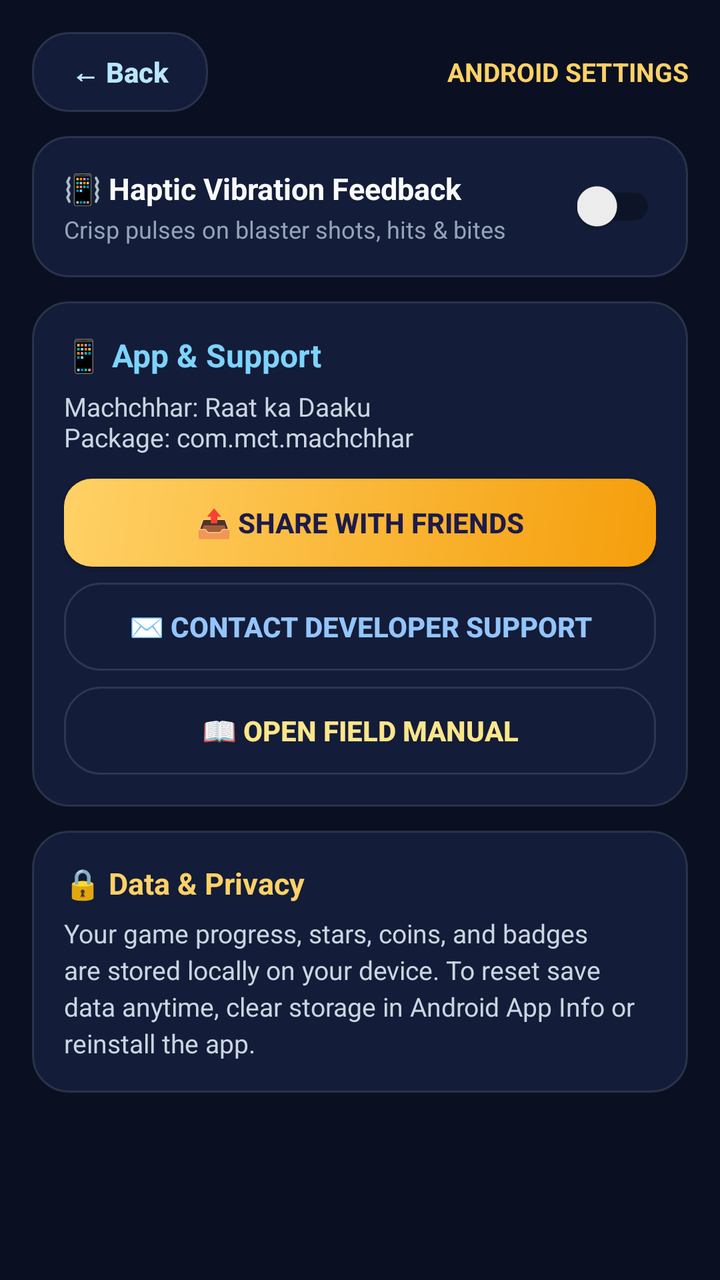
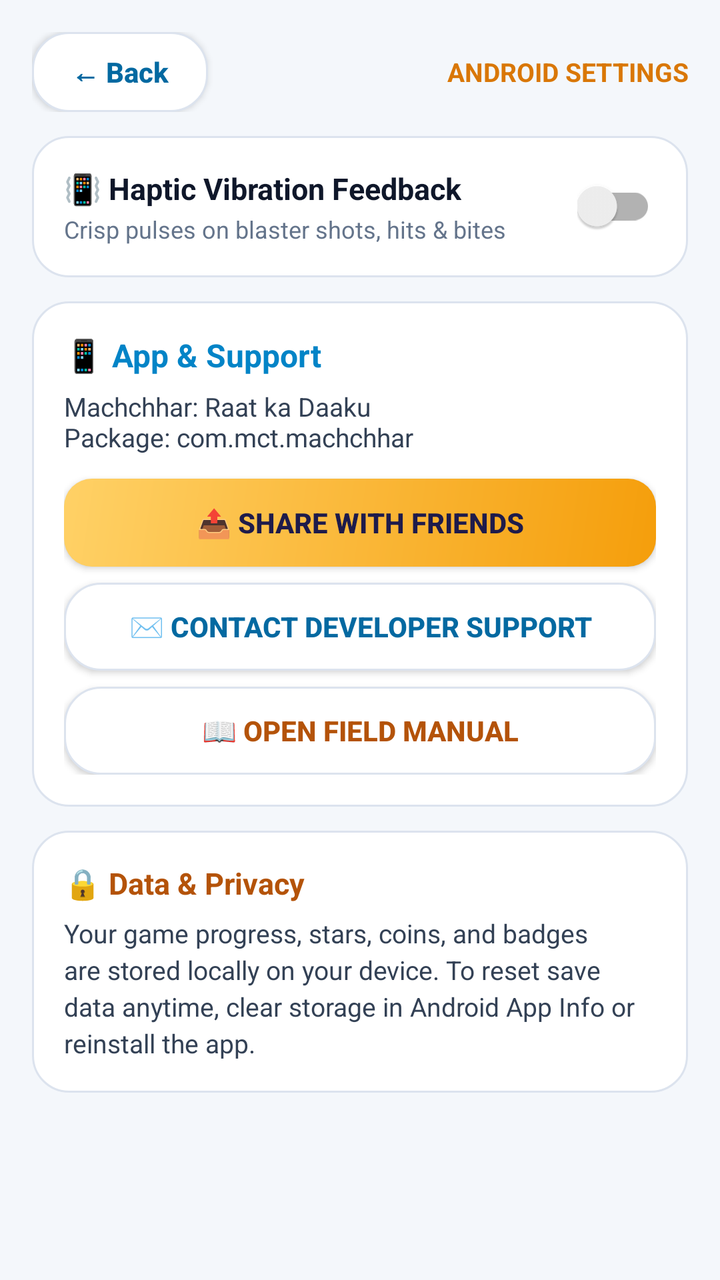

An Android layout rendered at two revisions. The XML below is the earlier revision; the diff shows what the commit changed to produce the second picture.
<!-- AndroidManifest.xml: activity theme AppTheme.NoActionBar -->
<!-- res/layout/activity_native_settings.xml -->
<?xml version="1.0" encoding="utf-8"?>
<LinearLayout xmlns:android="http://schemas.android.com/apk/res/android"
    android:layout_width="match_parent"
    android:layout_height="match_parent"
    android:background="#0A1022"
    android:fitsSystemWindows="true"
    android:orientation="vertical"
    android:padding="16dp">

    <LinearLayout
        android:layout_width="match_parent"
        android:layout_height="wrap_content"
        android:gravity="center_vertical"
        android:orientation="horizontal"
        android:paddingBottom="12dp">

        <Button
            android:id="@+id/btnBackSettings"
            android:layout_width="wrap_content"
            android:layout_height="40dp"
            android:background="@drawable/bg_night_card"
            android:paddingHorizontal="14dp"
            android:text="← Back"
            android:textAllCaps="false"
            android:textColor="#BAE6FD"
            android:textStyle="bold" />

        <TextView
            android:layout_width="0dp"
            android:layout_height="wrap_content"
            android:layout_weight="1"
            android:gravity="end"
            android:text="ANDROID SETTINGS"
            android:textColor="#FFD166"
            android:textSize="13sp"
            android:textStyle="bold" />
    </LinearLayout>

    <ScrollView
        android:layout_width="match_parent"
        android:layout_height="0dp"
        android:layout_weight="1"
        android:scrollbars="none">

        <LinearLayout
            android:layout_width="match_parent"
            android:layout_height="wrap_content"
            android:orientation="vertical">

            <LinearLayout
                android:layout_width="match_parent"
                android:layout_height="wrap_content"
                android:layout_marginBottom="12dp"
                android:background="@drawable/bg_night_card"
                android:gravity="center_vertical"
                android:orientation="horizontal"
                android:padding="16dp">

                <LinearLayout
                    android:layout_width="0dp"
                    android:layout_height="wrap_content"
                    android:layout_weight="1"
                    android:orientation="vertical">

                    <TextView
                        android:layout_width="wrap_content"
                        android:layout_height="wrap_content"
                        android:text="📳 Haptic Vibration Feedback"
                        android:textColor="#F8FAFC"
                        android:textSize="15sp"
                        android:textStyle="bold" />

                    <TextView
                        android:layout_width="wrap_content"
                        android:layout_height="wrap_content"
                        android:layout_marginTop="2dp"
                        android:text="Crisp pulses on blaster shots, hits &amp; bites"
                        android:textColor="#94A3B8"
                        android:textSize="12sp" />
                </LinearLayout>

                <androidx.appcompat.widget.SwitchCompat
                    android:id="@+id/switchHaptics"
                    android:layout_width="wrap_content"
                    android:layout_height="wrap_content" />
            </LinearLayout>

            <LinearLayout
                android:layout_width="match_parent"
                android:layout_height="wrap_content"
                android:layout_marginBottom="12dp"
                android:background="@drawable/bg_night_card"
                android:orientation="vertical"
                android:padding="16dp">

                <TextView
                    android:layout_width="wrap_content"
                    android:layout_height="wrap_content"
                    android:text="📱 App &amp; Support"
                    android:textColor="#7DD3FC"
                    android:textSize="16sp"
                    android:textStyle="bold" />

                <TextView
                    android:id="@+id/tvAppMeta"
                    android:layout_width="match_parent"
                    android:layout_height="wrap_content"
                    android:layout_marginTop="6dp"
                    android:text="Machchhar: Raat ka Daaku\nPackage: com.mct.machchhar"
                    android:textColor="#CBD5E1"
                    android:textSize="13sp" />

                <Button
                    android:id="@+id/btnShareApp"
                    android:layout_width="match_parent"
                    android:layout_height="44dp"
                    android:layout_marginTop="12dp"
                    android:background="@drawable/bg_gold_button"
                    android:text="📤 SHARE WITH FRIENDS"
                    android:textColor="#1E1B4B"
                    android:textStyle="bold" />

                <Button
                    android:id="@+id/btnEmailSupport"
                    android:layout_width="match_parent"
                    android:layout_height="44dp"
                    android:layout_marginTop="8dp"
                    android:background="@drawable/bg_night_card"
                    android:text="✉️ CONTACT DEVELOPER SUPPORT"
                    android:textColor="#93C5FD"
                    android:textStyle="bold" />

                <Button
                    android:id="@+id/btnOpenGuideFromSettings"
                    android:layout_width="match_parent"
                    android:layout_height="44dp"
                    android:layout_marginTop="8dp"
                    android:background="@drawable/bg_night_card"
                    android:text="📖 OPEN FIELD MANUAL"
                    android:textColor="#FDE68A"
                    android:textStyle="bold" />
            </LinearLayout>

            <LinearLayout
                android:layout_width="match_parent"
                android:layout_height="wrap_content"
                android:background="@drawable/bg_night_card"
                android:orientation="vertical"
                android:padding="16dp">

                <TextView
                    android:layout_width="wrap_content"
                    android:layout_height="wrap_content"
                    android:text="🔒 Data &amp; Privacy"
                    android:textColor="#FFD166"
                    android:textSize="15sp"
                    android:textStyle="bold" />

                <TextView
                    android:layout_width="match_parent"
                    android:layout_height="wrap_content"
                    android:layout_marginTop="6dp"
                    android:lineSpacingExtra="3dp"
                    android:text="Your game progress, stars, coins, and badges are stored locally on your device. To reset save data anytime, clear storage in Android App Info or reinstall the app."
                    android:textColor="#CBD5E1"
                    android:textSize="13sp" />
            </LinearLayout>
        </LinearLayout>
    </ScrollView>
</LinearLayout>
<!-- resources referenced by this layout -->
<resources>
  <!-- drawable bg_gold_button (drawable) -->
  <?xml version="1.0" encoding="utf-8"?>
  <shape xmlns:android="http://schemas.android.com/apk/res/android" android:shape="rectangle">
      <gradient
          android:angle="315"
          android:startColor="#FFD166"
          android:endColor="#F59E0B" />
      <corners android:radius="14dp" />
  </shape>
  <!-- drawable bg_night_card (drawable) -->
  <?xml version="1.0" encoding="utf-8"?>
  <shape xmlns:android="http://schemas.android.com/apk/res/android" android:shape="rectangle">
      <solid android:color="#131C38" />
      <corners android:radius="18dp" />
      <stroke android:width="1dp" android:color="#3394A3B8" />
  </shape>
  <style name="AppTheme.NoActionBar" parent="Theme.AppCompat.DayNight.NoActionBar">
          <item name="windowActionBar">false</item>
          <item name="windowNoTitle">true</item>
          <item name="android:background">@null</item>
      </style>
</resources>

<!-- the commit's change to res/layout/activity_native_settings.xml (unified diff, before → after) -->
@@ -2,7 +2,7 @@
 <LinearLayout xmlns:android="http://schemas.android.com/apk/res/android"
     android:layout_width="match_parent"
     android:layout_height="match_parent"
-    android:background="#0A1022"
+    android:background="#F4F7FB"
     android:fitsSystemWindows="true"
     android:orientation="vertical"
     android:padding="16dp">
@@ -22,7 +22,7 @@
             android:paddingHorizontal="14dp"
             android:text="← Back"
             android:textAllCaps="false"
-            android:textColor="#BAE6FD"
+            android:textColor="#0369A1"
             android:textStyle="bold" />
 
         <TextView
@@ -31,7 +31,7 @@
             android:layout_weight="1"
             android:gravity="end"
             android:text="ANDROID SETTINGS"
-            android:textColor="#FFD166"
+            android:textColor="#D97706"
             android:textSize="13sp"
             android:textStyle="bold" />
     </LinearLayout>
@@ -66,7 +66,7 @@
                         android:layout_width="wrap_content"
                         android:layout_height="wrap_content"
                         android:text="📳 Haptic Vibration Feedback"
-                        android:textColor="#F8FAFC"
+                        android:textColor="#0F172A"
                         android:textSize="15sp"
                         android:textStyle="bold" />
 
@@ -75,7 +75,7 @@
                         android:layout_height="wrap_content"
                         android:layout_marginTop="2dp"
                         android:text="Crisp pulses on blaster shots, hits &amp; bites"
-                        android:textColor="#94A3B8"
+                        android:textColor="#64748B"
                         android:textSize="12sp" />
                 </LinearLayout>
 
@@ -97,7 +97,7 @@
                     android:layout_width="wrap_content"
                     android:layout_height="wrap_content"
                     android:text="📱 App &amp; Support"
-                    android:textColor="#7DD3FC"
+                    android:textColor="#0284C7"
                     android:textSize="16sp"
                     android:textStyle="bold" />
 
@@ -107,7 +107,7 @@
                     android:layout_height="wrap_content"
                     android:layout_marginTop="6dp"
                     android:text="Machchhar: Raat ka Daaku\nPackage: com.mct.machchhar"
-                    android:textColor="#CBD5E1"
+                    android:textColor="#334155"
                     android:textSize="13sp" />
 
                 <Button
@@ -127,7 +127,7 @@
                     android:layout_marginTop="8dp"
                     android:background="@drawable/bg_night_card"
                     android:text="✉️ CONTACT DEVELOPER SUPPORT"
-                    android:textColor="#93C5FD"
+                    android:textColor="#0369A1"
                     android:textStyle="bold" />
 
                 <Button
@@ -137,7 +137,7 @@
                     android:layout_marginTop="8dp"
                     android:background="@drawable/bg_night_card"
                     android:text="📖 OPEN FIELD MANUAL"
-                    android:textColor="#FDE68A"
+                    android:textColor="#B45309"
                     android:textStyle="bold" />
             </LinearLayout>
 
@@ -152,7 +152,7 @@
                     android:layout_width="wrap_content"
                     android:layout_height="wrap_content"
                     android:text="🔒 Data &amp; Privacy"
-                    android:textColor="#FFD166"
+                    android:textColor="#B45309"
                     android:textSize="15sp"
                     android:textStyle="bold" />
 
@@ -162,7 +162,7 @@
                     android:layout_marginTop="6dp"
                     android:lineSpacingExtra="3dp"
                     android:text="Your game progress, stars, coins, and badges are stored locally on your device. To reset save data anytime, clear storage in Android App Info or reinstall the app."
-                    android:textColor="#CBD5E1"
+                    android:textColor="#334155"
                     android:textSize="13sp" />
             </LinearLayout>
         </LinearLayout>
<!-- resource entries referenced after the edit -->
@@ -12,9 +12,9 @@
   <!-- drawable bg_night_card (drawable) -->
   <?xml version="1.0" encoding="utf-8"?>
   <shape xmlns:android="http://schemas.android.com/apk/res/android" android:shape="rectangle">
-      <solid android:color="#131C38" />
+      <solid android:color="#FFFFFF" />
       <corners android:radius="18dp" />
-      <stroke android:width="1dp" android:color="#3394A3B8" />
+      <stroke android:width="1dp" android:color="#DCE3EE" />
   </shape>
   <style name="AppTheme.NoActionBar" parent="Theme.AppCompat.DayNight.NoActionBar">
           <item name="windowActionBar">false</item>
